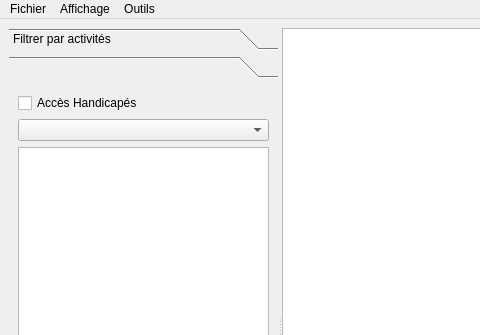
The window that interface.ui (Fabien-B/Projet-Python) describes before a commit, drawn with Qt 5; both pictures show x 0 to 480 and y 0 to 335 of the 897 by 653 pixel window.
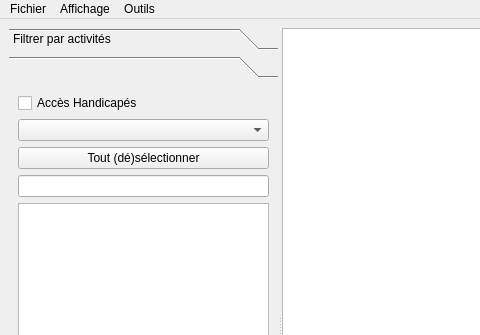
The same window after the commit. The open tabs and pages were chosen to show the change. Icons and pictures are not drawn. Custom widgets are drawn as their Qt base class.

Commit message: amélioration sur les nouveau filtres

```diff
--- a/interface.ui
+++ b/interface.ui
@@ -81,8 +81,8 @@
          <rect>
           <x>0</x>
           <y>0</y>
-          <width>260</width>
-          <height>495</height>
+          <width>248</width>
+          <height>470</height>
          </rect>
         </property>
         <attribute name="label">
@@ -101,6 +101,16 @@
            <item>
             <widget class="QComboBox" name="comboBox"/>
            </item>
+           <item>
+            <widget class="QPushButton" name="selectAllSecondFiltreButton">
+             <property name="text">
+              <string>Tout (dé)sélectionner</string>
+             </property>
+            </widget>
+           </item>
+           <item>
+            <widget class="QLineEdit" name="lineEditFiltres"/>
+           </item>
            <item>
             <widget class="QListWidget" name="listWidget"/>
            </item>
```
Left out of the diff: 14 changed lines with no effect on the pictures. The commit also changes 3 other files.
